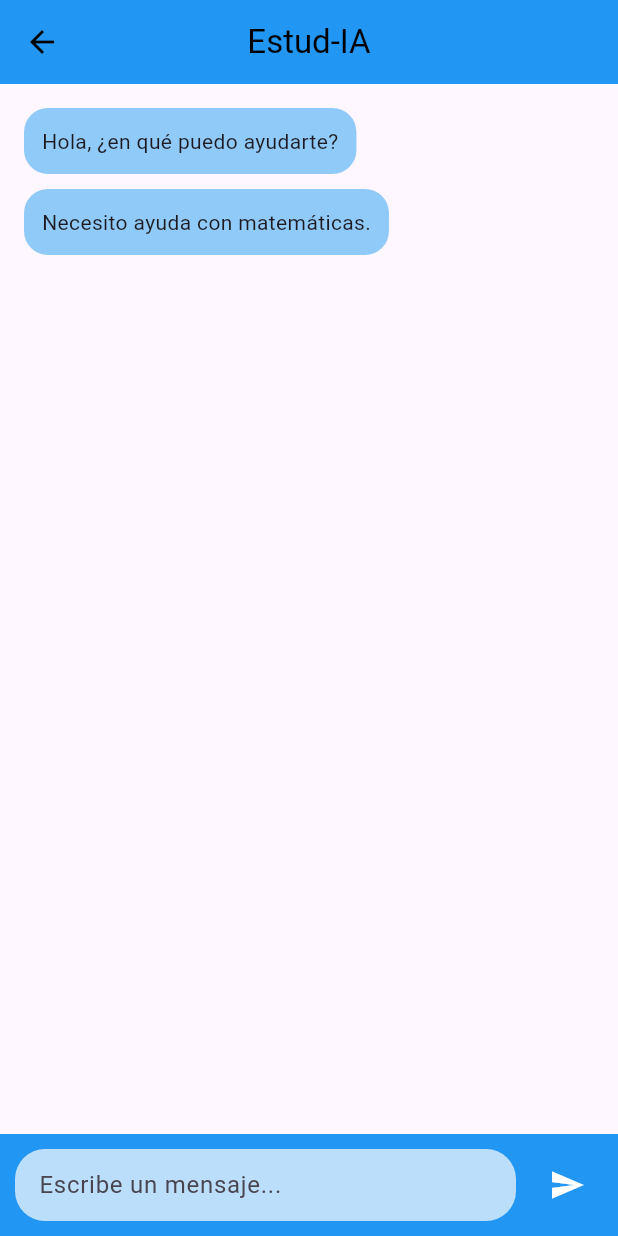
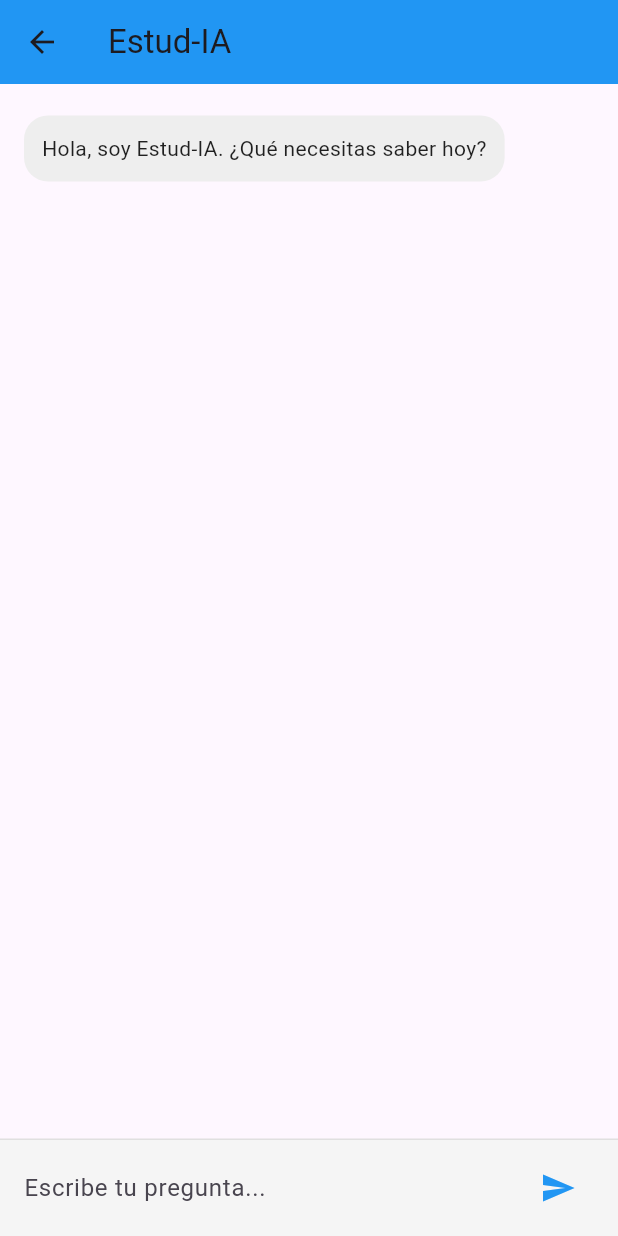
Before and after one commit to ryukoark/proyecto-final-de-flutter, a Flutter app: the ChatPage screen opened directly, after a tap on the "send" icon, on a phone screen of 412 x 824 dp. Run offline on Flutter 3.47's test engine with Material 3 defaults, Android fonts, the phone set to English and light mode, and no system bars; our stand-ins replace flutter_dotenv, google_generative_ai.

Commit message:
la conexcion con api de gemini

```diff
--- a/lib/chat.dart
+++ b/lib/chat.dart
@@ -1,78 +1,202 @@
 import 'package:flutter/material.dart';
+import 'gemini_service.dart'; // Importamos el servicio que acabamos de crear
 
-class ChatPage extends StatelessWidget {
+// Un modelo simple para darle estructura a cada mensaje en el chat
+class ChatMessage {
+  final String text;
+  final bool isUser; // True si el mensaje es del usuario, false si es del bot
+
+  ChatMessage({required this.text, required this.isUser});
+}
+
+class ChatPage extends StatefulWidget {
   const ChatPage({super.key});
+
+  @override
+  State<ChatPage> createState() => _ChatPageState();
+}
+
+class _ChatPageState extends State<ChatPage> {
+  final TextEditingController _textController = TextEditingController();
+  final GeminiService _geminiService = GeminiService();
+  final List<ChatMessage> _messages = []; // Lista para guardar la conversación
+  bool _isLoading = false; // Estado para mostrar un indicador de carga
+
+  final ScrollController _scrollController = ScrollController();
+
+  @override
+  void initState() {
+    super.initState();
+    // Añadimos un mensaje de bienvenida del bot al iniciar la pantalla
+    _messages.add(
+      ChatMessage(
+        text: "Hola, soy Estud-IA. ¿Qué necesitas saber hoy?",
+        isUser: false,
+      ),
+    );
+  }
+
+  // Función principal para enviar el mensaje y obtener respuesta
+  void _sendMessage() async {
+    final text = _textController.text;
+    if (text.isEmpty) return; // No hacer nada si el texto está vacío
+    _textController.clear();
+
+    // Actualiza la UI para mostrar el mensaje del usuario y el indicador de carga
+    setState(() {
+      _messages.add(ChatMessage(text: text, isUser: true));
+      _isLoading = true;
+    });
+
+    _scrollToBottom();
+
+    // Llama al servicio de Gemini para obtener la respuesta
+    try {
+      final response = await _geminiService.getResponse(text);
+      // Actualiza la UI con la respuesta del bot
+      setState(() {
+        _messages.add(ChatMessage(text: response, isUser: false));
+        _isLoading = false;
+      });
+      _scrollToBottom();
+    } catch (e) {
+      // Maneja cualquier error
+      setState(() {
+        _messages.add(
+          ChatMessage(text: "Lo siento, algo salió mal.", isUser: false),
+        );
+        _isLoading = false;
+      });
+      _scrollToBottom();
+    }
+  }
+
+  void _scrollToBottom() {
+    // Pequeño retraso para permitir que el ListView se actualice antes de hacer scroll
+    WidgetsBinding.instance.addPostFrameCallback((_) {
+      if (_scrollController.hasClients) {
+        _scrollController.animateTo(
+          _scrollController.position.maxScrollExtent,
+          duration: const Duration(milliseconds: 300),
+          curve: Curves.easeOut,
+        );
+      }
+    });
+  }
 
   @override
   Widget build(BuildContext context) {
     return Scaffold(
       appBar: AppBar(
+        title: const Text("Estud-IA"),
         backgroundColor: Colors.blue,
-        leading: IconButton(
-          icon: const Icon(Icons.arrow_back, color: Colors.black),
-          onPressed: () => Navigator.pop(context),
-        ),
-        title: const Text('Estud-IA', style: TextStyle(color: Colors.black)),
-        centerTitle: true,
       ),
       body: Column(
         children: [
+          // Área donde se muestran los mensajes
           Expanded(
-            child: ListView(
-              padding: const EdgeInsets.all(16.0),
-              children: [
-                _messageBubble('Hola, ¿en qué puedo ayudarte?'),
-                const SizedBox(height: 10),
-                _messageBubble('Necesito ayuda con matemáticas.'),
-              ],
+            child: ListView.builder(
+              controller: _scrollController,
+              padding: const EdgeInsets.all(16),
+              itemCount: _messages.length,
+              itemBuilder: (context, index) {
+                final message = _messages[index];
+                // Usamos un widget separado para la burbuja de mensaje
+                return _MessageBubble(message: message);
+              },
             ),
           ),
-          Container(
-            color: Colors.blue,
-            padding: const EdgeInsets.all(10.0),
-            child: Row(
-              children: [
-                Expanded(
-                  child: Container(
-                    decoration: BoxDecoration(
-                      color: Colors.blue[100],
-                      borderRadius: BorderRadius.circular(20.0),
-                    ),
-                    padding: const EdgeInsets.symmetric(horizontal: 16.0),
-                    child: const TextField(
-                      decoration: InputDecoration(
-                        hintText: 'Escribe un mensaje...',
-                        border: InputBorder.none,
-                      ),
-                    ),
-                  ),
-                ),
-                const SizedBox(width: 10),
-                IconButton(
-                  icon: const Icon(Icons.send, color: Colors.white),
-                  onPressed: () {
-                    // Acción para enviar mensaje
-                  },
-                ),
-              ],
+          // Muestra el indicador de "escribiendo..."
+          if (_isLoading)
+            const Padding(
+              padding: EdgeInsets.symmetric(vertical: 8.0, horizontal: 16.0),
+              child: Row(
+                children: [
+                  CircularProgressIndicator(strokeWidth: 2),
+                  SizedBox(width: 8),
+                  Text("Estud-IA está pensando..."),
+                ],
+              ),
             ),
+          // Área para escribir el mensaje
+          _TextInputArea(
+            controller: _textController,
+            onSendMessage: _sendMessage,
+            isLoading: _isLoading,
           ),
         ],
       ),
     );
   }
+}
 
-  Widget _messageBubble(String message) {
+// WIDGET PARA LA BURBUJA DE MENSAJE
+class _MessageBubble extends StatelessWidget {
+  final ChatMessage message;
+  const _MessageBubble({required this.message});
+
+  @override
+  Widget build(BuildContext context) {
     return Align(
-      alignment: Alignment.centerLeft,
+      // Alinear a la derecha si es del usuario, a la izquierda si es del bot
+      alignment: message.isUser ? Alignment.centerRight : Alignment.centerLeft,
       child: Container(
-        padding: const EdgeInsets.all(12.0),
+        margin: const EdgeInsets.symmetric(vertical: 5),
+        padding: const EdgeInsets.all(12),
         decoration: BoxDecoration(
-          color: Colors.blue[200],
-          borderRadius: BorderRadius.circular(16.0),
+          color: message.isUser ? Colors.blue : Colors.grey[200],
+          borderRadius: BorderRadius.circular(16),
         ),
-        child: Text(message),
+        child: Text(
+          message.text,
+          style: TextStyle(
+            color: message.isUser ? Colors.white : Colors.black87,
+          ),
+        ),
       ),
     );
   }
 }
+
+// WIDGET PARA LA BARRA DE ESCRITURA
+class _TextInputArea extends StatelessWidget {
+  final TextEditingController controller;
+  final VoidCallback onSendMessage;
+  final bool isLoading;
+
+  const _TextInputArea({
+    required this.controller,
+    required this.onSendMessage,
+    required this.isLoading,
+  });
+
+  @override
+  Widget build(BuildContext context) {
+    return Container(
+      decoration: BoxDecoration(
+        color: Colors.grey[100],
+        border: Border(top: BorderSide(color: Colors.grey[300]!)),
+      ),
+      padding: const EdgeInsets.symmetric(horizontal: 16.0, vertical: 8.0),
+      child: Row(
+        children: [
+          Expanded(
+            child: TextField(
+              controller: controller,
+              decoration: const InputDecoration.collapsed(
+                hintText: "Escribe tu pregunta...",
+              ),
+              // Permite enviar con el botón de "enter" en el teclado
+              onSubmitted: isLoading ? null : (_) => onSendMessage(),
+            ),
+          ),
+          IconButton(
+            icon: const Icon(Icons.send, color: Colors.blue),
+            // Deshabilita el botón mientras se espera una respuesta
+            onPressed: isLoading ? null : onSendMessage,
+          ),
+        ],
+      ),
+    );
+  }
+}
--- /dev/null
+++ b/lib/gemini_service.dart
@@ -0,0 +1,51 @@
+import 'package:flutter_dotenv/flutter_dotenv.dart';
+import 'package:google_generative_ai/google_generative_ai.dart';
+
+class GeminiService {
+  // Variable para guardar la instancia del modelo de Gemini
+  GenerativeModel? _model;
+
+  // Constructor que inicializa el servicio
+  GeminiService() {
+    _initialize();
+  }
+
+  // Método privado para configurar el modelo
+  void _initialize() {
+    // 1. Obtener la clave de API desde el archivo .env
+    final apiKey = dotenv.env['GEMINI_API_KEY'];
+
+    // 2. Validar que la clave exista
+    if (apiKey == null) {
+      print('API Key no encontrada en .env');
+      return;
+    }
+
+    // 3. Inicializa el modelo generativo
+    _model = GenerativeModel(
+      model: 'gemini-1.5-flash', // Modelo rápido y eficiente para chat
+      apiKey: apiKey,
+    );
+  }
+
+  // Método público para obtener una respuesta del modelo
+  Future<String> getResponse(String prompt) async {
+    // Verifica si el modelo fue inicializado
+    if (_model == null) {
+      return "Error: El servicio de IA no está inicializado.";
+    }
+
+    try {
+      // Prepara el contenido y llama a la API
+      final content = [Content.text(prompt)];
+      final response = await _model!.generateContent(content);
+
+      // Devuelve el texto de la respuesta
+      return response.text ?? 'No se pudo obtener una respuesta.';
+    } catch (e) {
+      // Maneja cualquier error durante la llamada
+      print('Ocurrió un error al contactar a Gemini: $e');
+      return 'Error al procesar la solicitud. Inténtalo de nuevo.';
+    }
+  }
+}
--- a/pubspec.yaml
+++ b/pubspec.yaml
@@ -30,10 +30,13 @@
 dependencies:
   flutter:
     sdk: flutter
+  http: 1.4.0
 
   # The following adds the Cupertino Icons font to your application.
   # Use with the CupertinoIcons class for iOS style icons.
   cupertino_icons: ^1.0.8
+  google_generative_ai: ^0.4.7
+  flutter_dotenv: ^5.2.1
 
 dev_dependencies:
   flutter_test:
@@ -56,7 +59,8 @@
   # included with your application, so that you can use the icons in
   # the material Icons class.
   uses-material-design: true
-
+  assets:
+    - .env
   # To add assets to your application, add an assets section, like this:
   # assets:
   #   - images/a_dot_burr.jpeg
```
Also changed, not shown: lib/inicio.dart (added, +76 -0 lines), lib/main.dart (+10 -74 lines), pubspec.lock, 1 other file.
